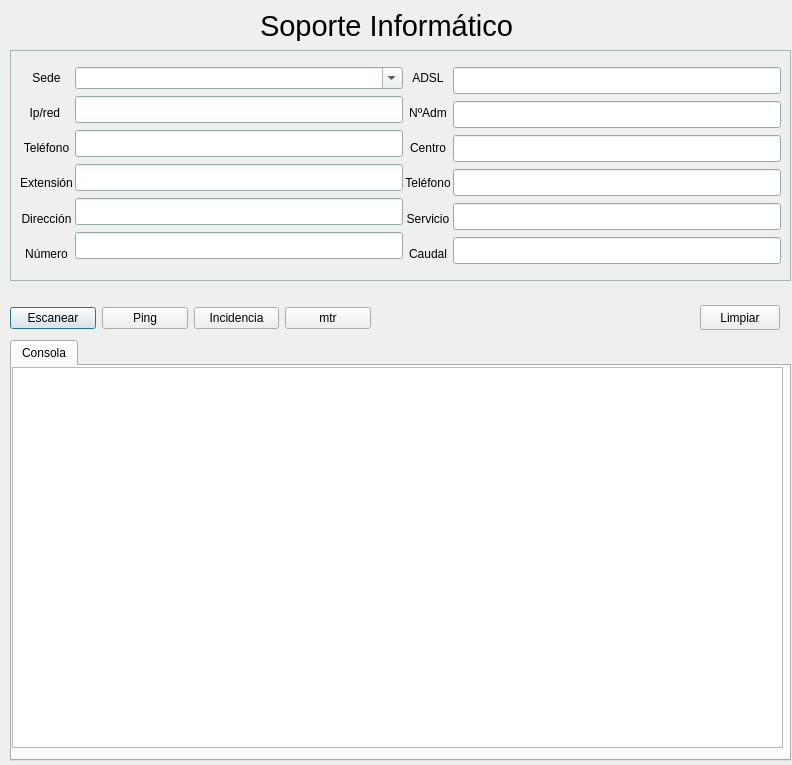
Qt form soporte.ui (kapazao/GrxMenu) before a commit.
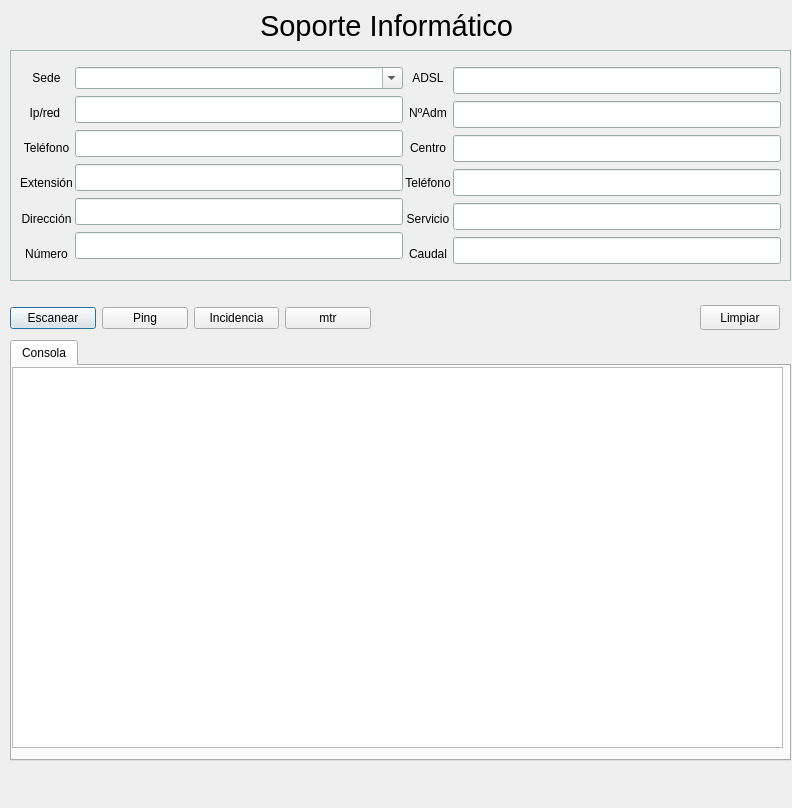
The same form after that commit.

```diff
--- a/soporte.ui
+++ b/soporte.ui
@@ -7,7 +7,7 @@
     <x>0</x>
     <y>0</y>
     <width>792</width>
-    <height>765</height>
+    <height>808</height>
    </rect>
   </property>
   <property name="windowTitle">
@@ -440,10 +440,10 @@
   <widget class="QLabel" name="Estado">
    <property name="geometry">
     <rect>
-     <x>10</x>
-     <y>700</y>
-     <width>59</width>
-     <height>14</height>
+     <x>390</x>
+     <y>300</y>
+     <width>31</width>
+     <height>31</height>
     </rect>
    </property>
    <property name="text">
```
